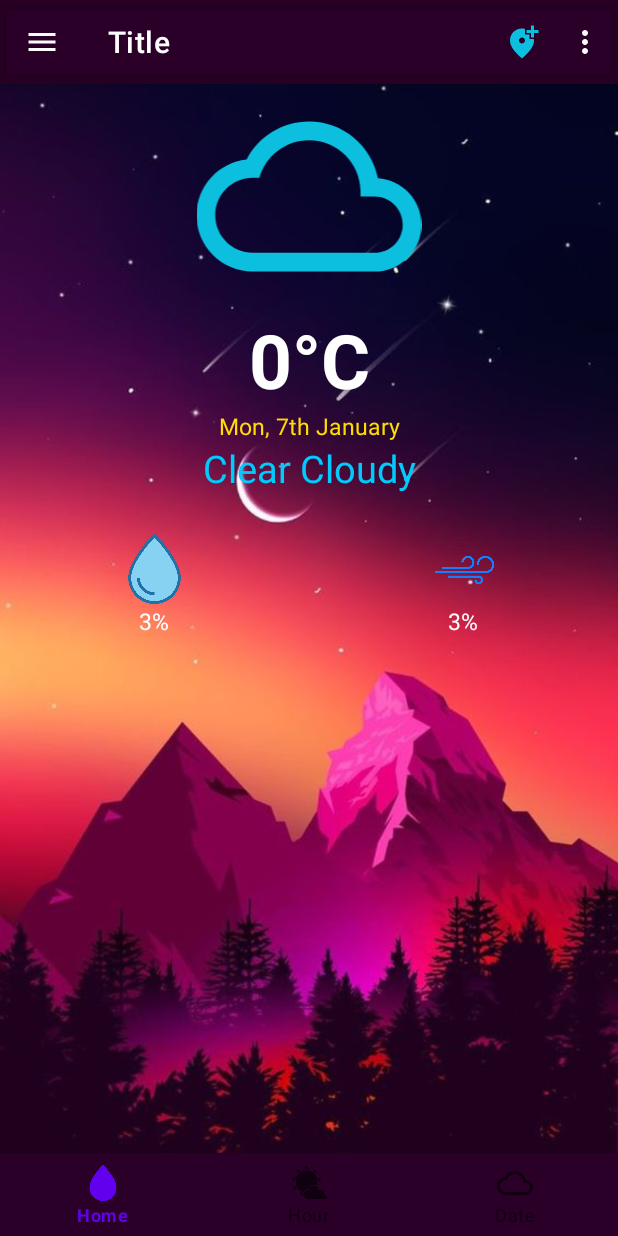
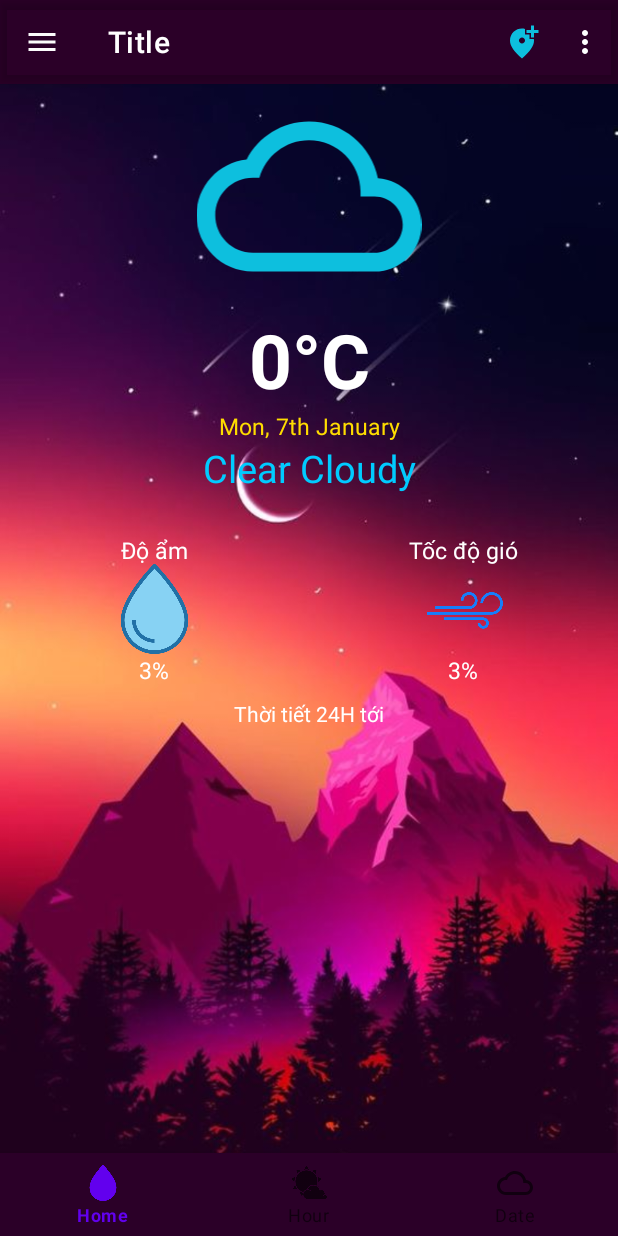
Before and after one commit to KNDARK/WeatherApp, an Android app: the fragment NowFragment placed in its activity, on a phone screen of 412 x 824 dp. Run offline under Robolectric (Android 15) with nearby library versions, the phone set to English and light mode, and no system bars; pictures from the network do not load; 2 statements that could not run were skipped.

Commit message:
code complete -80%

```diff
--- /dev/null
+++ b/app/src/main/java/com/example/weatherapp/Api/ApiUserService.java
@@ -0,0 +1,37 @@
+package com.example.weatherapp.Api;
+
+import com.example.weatherapp.Models.CityModel;
+import com.example.weatherapp.Models.UserModel;
+import com.google.gson.Gson;
+import com.google.gson.GsonBuilder;
+
+import retrofit2.Call;
+import retrofit2.Retrofit;
+import retrofit2.converter.gson.GsonConverterFactory;
+import retrofit2.http.GET;
+import retrofit2.http.Query;
+
+public interface ApiUserService {
+    // Api User:
+    // Login: https://iloveyoubabe99.000webhostapp.com/getUser.php param: email,password
+    // register: https://iloveyoubabe99.000webhostapp.com/register.php param: email,password,name,location
+
+    Gson gson3 = new GsonBuilder()
+            .setDateFormat("yyyy-MM-dd HH:mm:ss")
+            .create();
+
+    ApiUserService apiUserService = new Retrofit.Builder()
+            .baseUrl("https://iloveyoubabe99.000webhostapp.com/")
+            .addConverterFactory(GsonConverterFactory.create(gson3))
+            .build()
+            .create(ApiUserService.class);
+
+    @GET("getUser.php")
+    Call<UserModel> getUser(@Query("email")String email, @Query("password")String password);
+
+    @GET("register.php")
+    Call<UserModel> register(@Query("email")String email,
+                             @Query("password")String password,
+                             @Query("name")String name,
+                             @Query("location")String location);
+}
--- a/app/src/main/java/com/example/weatherapp/HourFragment.java
+++ b/app/src/main/java/com/example/weatherapp/HourFragment.java
@@ -68,7 +68,7 @@ public class HourFragment extends Fragment {
             public void onResponse(Call<WeathersModel> call, Response<WeathersModel> response) {
                 WeathersModel weather = response.body();
                 if (weather != null && weather.cod.equals("200")) {
-                    int count = 0;
+                    ArrayList<WeatherModel> weathers = new ArrayList<WeatherModel>();
                     for (WeatherModel i : weather.list){
                         weathers.add(i);
                     }
--- a/app/src/main/java/com/example/weatherapp/NowFragment.java
+++ b/app/src/main/java/com/example/weatherapp/NowFragment.java
@@ -130,9 +130,10 @@ public class NowFragment extends Fragment {
             public void onResponse(Call<WeathersModel> call, Response<WeathersModel> response) {
                 WeathersModel weather = response.body();
                 if (weather != null && weather.cod.equals("200")) {
+                    ArrayList<WeatherModel> weathers = new ArrayList<WeatherModel>();
                     int count = 0;
                     for (WeatherModel i : weather.list){
-                        if (count < 6) weathers.add(i);
+                        if (count < 8) weathers.add(i);
                         else break;
                         count++;
                     }
--- a/app/src/main/res/layout/activity_main.xml
+++ b/app/src/main/res/layout/activity_main.xml
@@ -44,11 +44,12 @@
         app:layout_constraintTop_toBottomOf="@+id/fragment"/>
 
     <com.google.android.material.navigation.NavigationView
-        android:layout_width="wrap_content"
+        android:layout_width="match_parent"
         android:layout_height="match_parent"
         android:id="@+id/menu_left"
         app:menu="@menu/menu_left"
         android:layout_gravity="start"
+        app:headerLayout="@layout/header"
         android:fitsSystemWindows="true"/>
 
 </androidx.constraintlayout.widget.ConstraintLayout>
--- a/app/src/main/res/layout/fragment_now.xml
+++ b/app/src/main/res/layout/fragment_now.xml
@@ -52,7 +52,7 @@
 
         <LinearLayout
             android:layout_width="match_parent"
-            android:layout_height="70dp"
+            android:layout_height="100dp"
             android:orientation="horizontal"
             android:weightSum="2">
 
@@ -60,9 +60,17 @@
                 android:layout_weight="1"
                 android:layout_width="0dp"
                 android:layout_height="match_parent"
-                android:weightSum="6"
+                android:weightSum="10"
                 android:orientation="vertical">
 
+                <TextView
+                    android:layout_width="match_parent"
+                    android:layout_height="match_parent"
+                    android:layout_weight="4"
+                    android:text="@string/do_am"
+                    android:textColor="@color/color_text_default"
+                    android:gravity="center"
+                    android:textSize="15sp"/>
                 <ImageView
                     android:layout_width="match_parent"
                     android:layout_height="match_parent"
@@ -83,9 +91,16 @@
                 android:layout_weight="1"
                 android:layout_width="0dp"
                 android:layout_height="match_parent"
-                android:weightSum="6"
+                android:weightSum="10"
                 android:orientation="vertical">
-
+                <TextView
+                    android:layout_width="match_parent"
+                    android:layout_height="match_parent"
+                    android:layout_weight="4"
+                    android:text="@string/toc_do_gio"
+                    android:textColor="@color/color_text_default"
+                    android:gravity="center"
+                    android:textSize="15sp"/>
                 <ImageView
                     android:layout_width="match_parent"
                     android:layout_height="match_parent"
@@ -103,6 +118,13 @@
             </LinearLayout>
 
         </LinearLayout>
+        <TextView
+            android:layout_width="match_parent"
+            android:layout_height="wrap_content"
+            android:padding="10dp"
+            android:gravity="center"
+            android:textColor="@color/white"
+            android:text="@string/weather_24h"/>
         <RelativeLayout
             android:layout_width="match_parent"
             android:layout_height="200dp">
--- a/app/src/main/res/menu/menu_left.xml
+++ b/app/src/main/res/menu/menu_left.xml
@@ -6,15 +6,15 @@
         <item
             android:id="@+id/item1"
             android:icon="@color/background_low"
-            android:title="item 1"
+            android:title="Thông tin user"
             android:checked="true" />
         <item
             android:id="@+id/item2"
             android:icon="@color/background_item"
-            android:title="item 2" />
-        <item
-            android:id="@+id/item3"
-            android:icon="@drawable/logout_icon_item"
-            android:title="@string/logout" />
+            android:title="About" />
     </group>
+    <item
+        android:id="@+id/item3"
+        android:icon="@drawable/logout_icon_item"
+        android:title="@string/logout" />
 </menu>
--- a/app/src/main/res/values/strings.xml
+++ b/app/src/main/res/values/strings.xml
@@ -10,4 +10,7 @@
     <!-- TODO: Remove or change this placeholder text -->
     <string name="hello_blank_fragment">Hello blank fragment</string>
     <string name="logout">Đăng xuất</string>
+    <string name="do_am">Độ ẩm</string>
+    <string name="toc_do_gio">Tốc độ gió</string>
+    <string name="weather_24h">Thời tiết 24H tới</string>
 </resources>
```
Also changed, not shown: app/src/main/java/com/example/weatherapp/Login.java (+59 -9 lines), app/src/main/java/com/example/weatherapp/MainActivity.java (+21 -2 lines), app/src/main/java/com/example/weatherapp/Models/UserModel.java (added, +49 -0 lines), app/src/main/java/com/example/weatherapp/register.java (+45 -41 lines), app/src/main/res/layout/fragment_hour.xml (+0 -8 lines), app/src/main/res/layout/fragment_register.xml (+29 -20 lines), app/src/main/res/layout/header.xml (added, +29 -0 lines).
